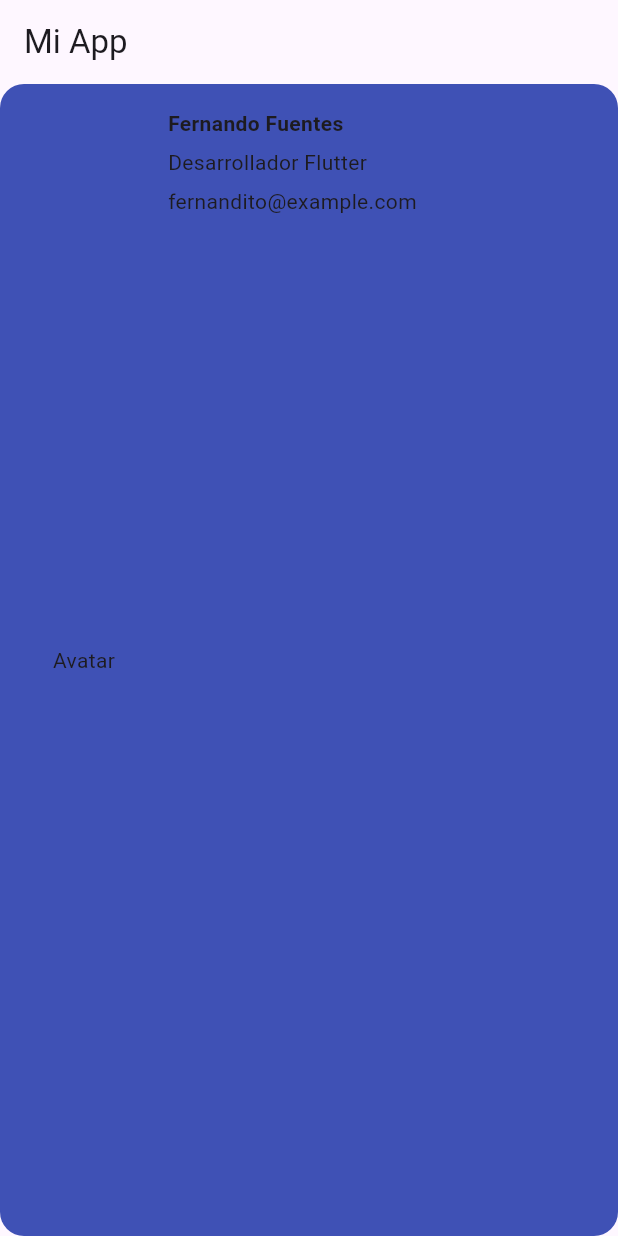
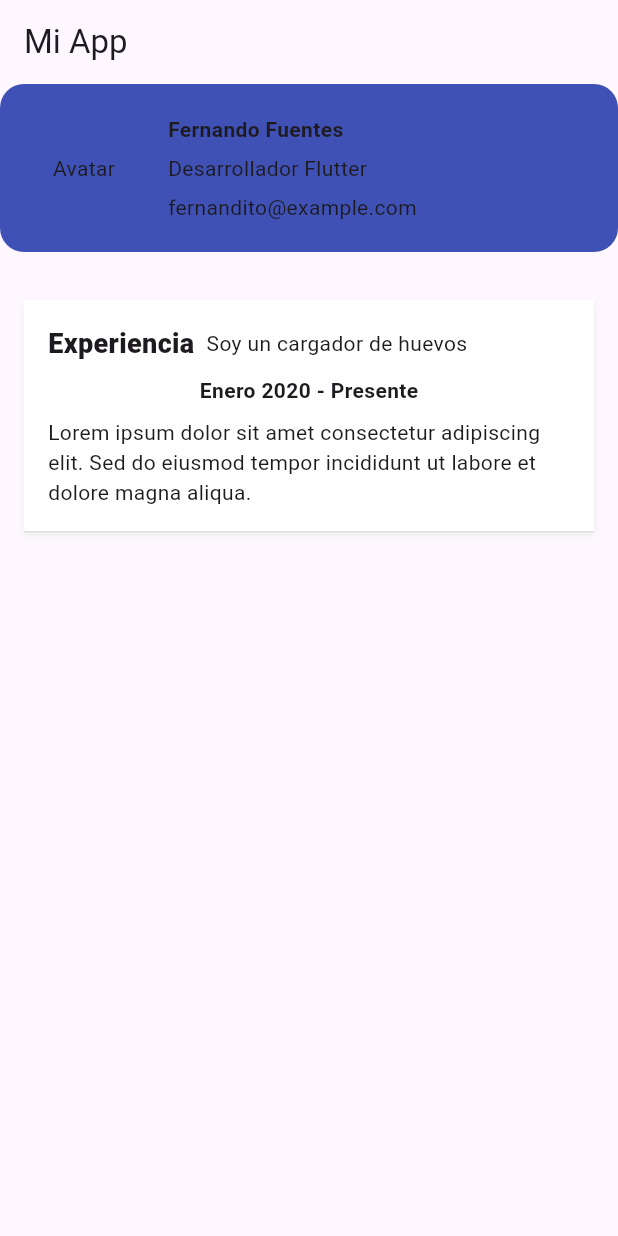
Before and after one commit to OriD-19/testing_flutter, a Flutter app: the screen it shows after launch, on a phone screen of 412 x 824 dp. Run offline on Flutter 3.47's test engine with Material 3 defaults, Android fonts, the phone set to English and light mode, and no system bars; network calls fail.

Commit message:
probando vainas que a saber klk

```diff
--- a/lib/main.dart
+++ b/lib/main.dart
@@ -25,7 +25,60 @@ class HomeScreen extends StatelessWidget {
   Widget build(BuildContext context) {
     return Scaffold(
       appBar: AppBar(title: const Text("Mi App")),
-      body: Container(
+      body: Column(
+        children: [
+          HeaderCard(),
+          SizedBox(height: 16),
+          Container(
+            padding: EdgeInsets.all(16),
+            child: Container(
+              padding: EdgeInsets.all(16),
+              decoration: BoxDecoration(
+                border: Border(bottom: BorderSide(color: Colors.grey.shade300)),
+                boxShadow: [
+                  BoxShadow(
+                    color: Colors.grey.shade200,
+                    blurRadius: 4,
+                    offset: Offset(0, 2),
+                  ),
+                ],
+                color: Colors.white,
+              ),
+              child: Column(
+                children: [
+                  Row(
+                    children: [
+                      Text(
+                        "Experiencia",
+                        style: TextStyle(
+                          fontWeight: FontWeight.w800,
+                          fontSize: 18,
+                        ),
+                      ),
+                      SizedBox(width: 8),
+                      Text("Soy un cargador de huevos"),
+                    ],
+                  ),
+                  SizedBox(height: 8),
+                  Text("Enero 2020 - Presente", style: TextStyle(fontWeight: FontWeight.bold)),
+                  SizedBox(height: 8),
+                  Text("Lorem ipsum dolor sit amet consectetur adipiscing elit. Sed do eiusmod tempor incididunt ut labore et dolore magna aliqua."),
+                ],
+              ),
+            ),
+          ),
+        ],
+      ),
+    );
+  }
+}
+
+class HeaderCard extends StatelessWidget {
+  const HeaderCard({super.key});
+
+  @override
+  Widget build(BuildContext context) {
+    return Container(
       padding: EdgeInsets.all(16),
       decoration: BoxDecoration(
         color: Colors.indigo,
@@ -37,14 +90,11 @@ class HomeScreen extends StatelessWidget {
             width: 80,
             height: 80,
             clipBehavior: Clip.antiAlias,
-              decoration: BoxDecoration(
-                borderRadius: BorderRadius.circular(16),
-              ),
+            decoration: BoxDecoration(borderRadius: BorderRadius.circular(16)),
             child: Image.network(
               "https://avatars.githubusercontent.com/u/3642052?v=4",
               fit: BoxFit.cover,
-                errorBuilder: (_, __, ___) =>
-                    const Center(child: Text('Avatar')),
+              errorBuilder: (_, __, ___) => const Center(child: Text('Avatar')),
             ),
           ),
           const SizedBox(width: 16),
@@ -65,7 +115,6 @@ class HomeScreen extends StatelessWidget {
           ),
         ],
       ),
-      ),
     );
   }
 }
```
Lines whose indentation alone changed are shown as unchanged.
